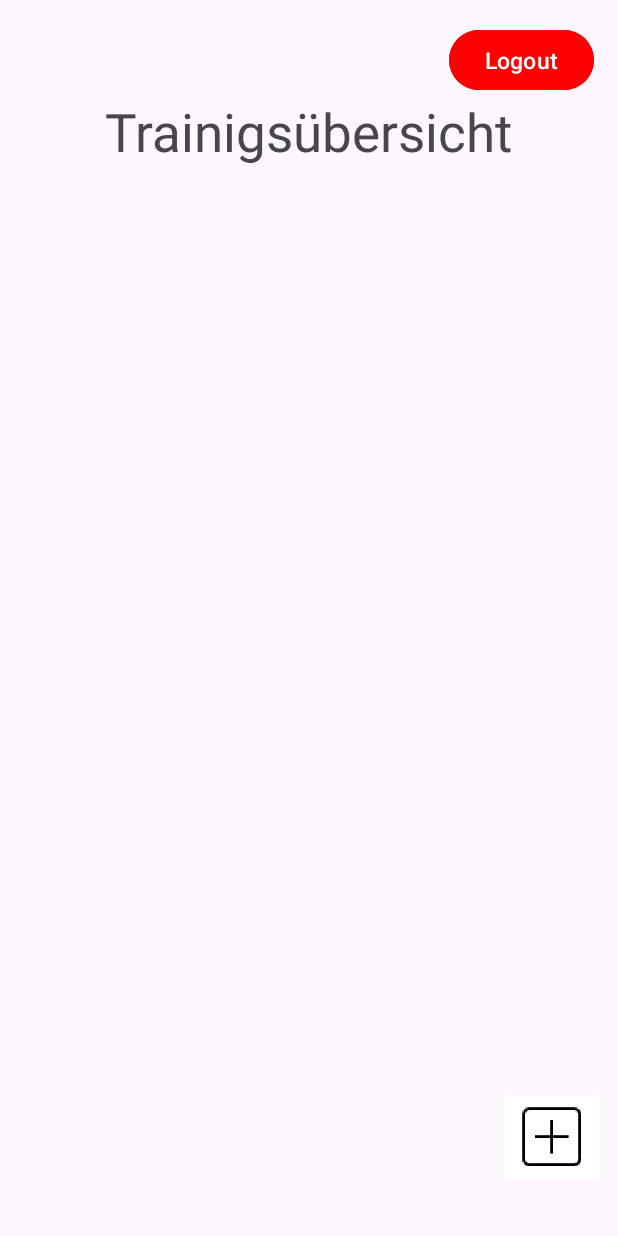
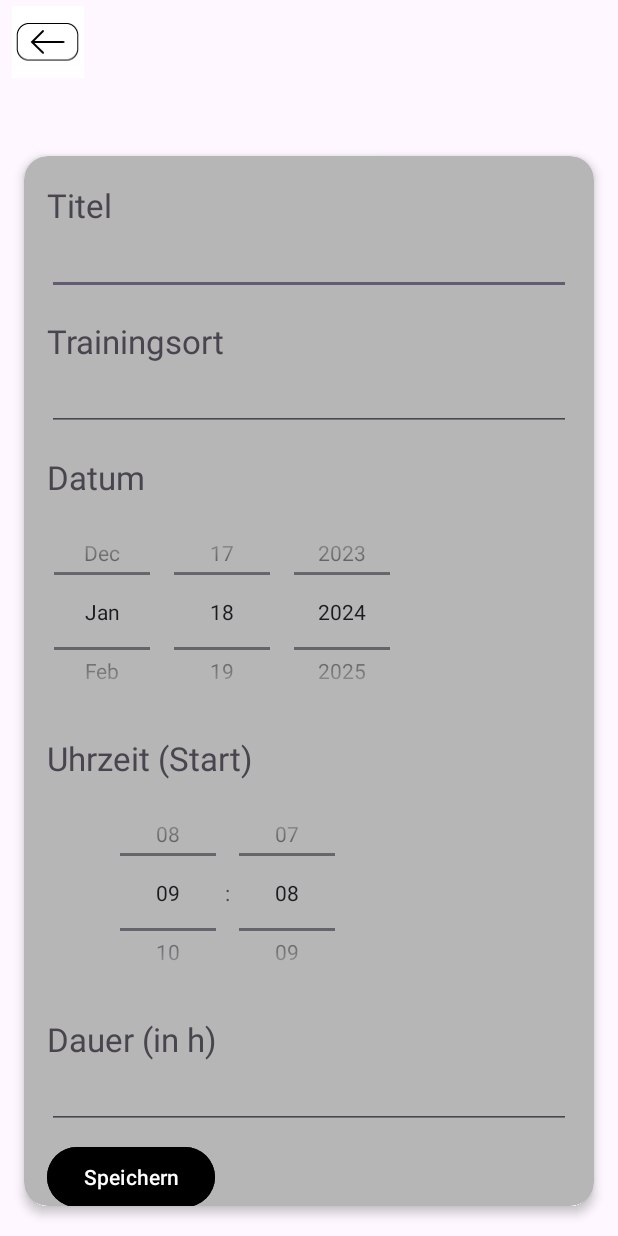
Before and after one commit to ElHurron/sma5-gc-hp, an Android app: the TrainingOverviewActivity screen opened directly, with no data from a screen before it, after a tap on an icon or button, on a phone screen of 412 x 824 dp. Run offline under Robolectric (Android 15) with nearby library versions, the light colour scheme and no system bars; our stand-ins replace Firebase (no records; nobody signed in at launch, a user with empty details on screens opened directly); 1 statement that could not run was skipped.

Commit message:
Added add function

```diff
--- a/SMA5Training/app/src/main/AndroidManifest.xml
+++ b/SMA5Training/app/src/main/AndroidManifest.xml
@@ -13,7 +13,7 @@
         android:theme="@style/Theme.SMA5Training"
         tools:targetApi="31">
         <activity
-            android:name=".create_training"
+            android:name=".ui.CreateTrainingActivity"
             android:exported="false" />
         <activity
             android:name=".activity_training_details_trainer"
--- a/SMA5Training/app/src/main/java/com/example/sma5/training/models/Training.kt
+++ b/SMA5Training/app/src/main/java/com/example/sma5/training/models/Training.kt
@@ -15,8 +15,9 @@ var zoneId = ZoneId.of("Europe/Paris")
 data class Training(
     var id: String = UUID.randomUUID().toString(),
     var title: String? = "",
-    var description: String = "",
+    var duration: Int = 0,
     var creator: String = "",
+    var location: String = "",
     var dateTime: String = SDF.format(Date.from(ZonedDateTime.now(zoneId).toInstant())),
     var acceptedUsers: List<String> = emptyList(),
     var declinedUsers: List<String> = emptyList(),
--- /dev/null
+++ b/SMA5Training/app/src/main/java/com/example/sma5/training/ui/CreateTrainingActivity.kt
@@ -0,0 +1,93 @@
+package com.example.sma5.training.ui
+
+import android.content.Context
+import android.content.Intent
+import android.os.Bundle
+import android.widget.Button
+import android.widget.DatePicker
+import android.widget.EditText
+import android.widget.ImageButton
+import android.widget.TimePicker
+import androidx.appcompat.app.AppCompatActivity
+import androidx.lifecycle.lifecycleScope
+import com.example.sma5.training.R
+import com.example.sma5.training.api.TrainingApiFactory
+import com.example.sma5.training.models.SDF
+import com.example.sma5.training.models.Training
+import kotlinx.coroutines.launch
+import java.util.Calendar
+
+
+class CreateTrainingActivity : AppCompatActivity() {
+
+    private lateinit var btnBack: ImageButton;
+    private lateinit var btnSave: Button
+    private lateinit var edtTrainingTitle: EditText;
+    private lateinit var datePicker: DatePicker;
+    private lateinit var timePicker: TimePicker;
+    private lateinit var edtLocation: EditText;
+    private lateinit var edtDuration: EditText
+
+    companion object {
+        private val UserName = "Username"
+        fun intent(context: Context, username: String)
+                = Intent(context, CreateTrainingActivity::class.java).apply {
+            this.addFlags(Intent.FLAG_ACTIVITY_CLEAR_TOP)
+            putExtra(UserName, username)
+        }
+    }
+
+    override fun onCreate(savedInstanceState: Bundle?) {
+        super.onCreate(savedInstanceState)
+        setContentView(R.layout.activity_create_training)
+
+        btnBack = findViewById(R.id.btnBack)
+        btnSave = findViewById(R.id.btnSave)
+        edtLocation = findViewById(R.id.edtLocation)
+        timePicker = findViewById(R.id.timePicker)
+        timePicker.setIs24HourView(true)
+        datePicker = findViewById(R.id.datePicker)
+        edtTrainingTitle = findViewById(R.id.edtTitle);
+        edtDuration = findViewById(R.id.edtDuration)
+
+        btnBack.setOnClickListener{
+            backToOverview()
+        }
+
+        btnSave.setOnClickListener {
+            saveTraining()
+            backToOverview()
+        }
+    }
+
+    private fun saveTraining() {
+
+        var newTraining = Training()
+        newTraining.creator = intent.getStringExtra(UserName)!!
+        newTraining.title = edtTrainingTitle.text.toString()
+        newTraining.duration = edtDuration.text.toString().toInt()
+
+        val day: Int = datePicker.dayOfMonth
+        val month: Int = datePicker.month
+        val year: Int = datePicker.year
+        val hour: Int = timePicker.hour
+        val minute: Int = timePicker.minute
+
+        val calendar: Calendar = Calendar.getInstance()
+        calendar.set(year, month, day, hour, minute, 0)
+
+        newTraining.dateTime = SDF.format(calendar.time)
+        newTraining.location = edtLocation.text.toString()
+
+        TrainingApiFactory.getApi().insertTraining(newTraining)
+    }
+
+    private fun backToOverview() {
+        lifecycleScope.launch {
+            var user = TrainingApiFactory.getApi().getUserByName(intent.getStringExtra(UserName)!!)!!
+            var intent = TrainingOverviewActivity.intent(this@CreateTrainingActivity, user);
+            intent.addFlags(Intent.FLAG_ACTIVITY_CLEAR_TOP)
+            startActivity(intent)
+        }
+    }
+}
--- a/SMA5Training/app/src/main/java/com/example/sma5/training/ui/TrainingDetailsActivity.kt
+++ b/SMA5Training/app/src/main/java/com/example/sma5/training/ui/TrainingDetailsActivity.kt
@@ -45,7 +45,7 @@ class TrainingDetailsActivity : AppCompatActivity() {
         lifecycleScope.launch {
             training = TrainingApiFactory.getApi().getTraining(intent.getStringExtra(Id)!!)!!
             txvDate.text = training.dateTime
-            txvLocation.text = training.description;
+            txvLocation.text = training.location;
             txvGroup.text = training.acceptedUsers.size.toString() + " haben zugesagt!"
             txvTitle.text = training.title
         }
--- a/SMA5Training/app/src/main/java/com/example/sma5/training/ui/TrainingOverviewActivity.kt
+++ b/SMA5Training/app/src/main/java/com/example/sma5/training/ui/TrainingOverviewActivity.kt
@@ -92,11 +92,9 @@ class TrainingOverviewActivity : AppCompatActivity() {
     }
 
     private fun addNewTraining() {
-        var t = Training()
-        t.title = "test"
-        t.description = "test"
-        t.creator = username
-        TrainingApiFactory.getApi().insertTraining(t)
+        var intent=CreateTrainingActivity.intent(this, username)
+        intent.addFlags(Intent.FLAG_ACTIVITY_CLEAR_TOP)
+        startActivity(intent)
     }
 
 
--- a/SMA5Training/app/src/main/res/layout/activity_create_training.xml
+++ b/SMA5Training/app/src/main/res/layout/activity_create_training.xml
@@ -4,7 +4,7 @@
     xmlns:tools="http://schemas.android.com/tools"
     android:layout_width="match_parent"
     android:layout_height="match_parent"
-    tools:context=".create_training">
+    tools:context=".ui.CreateTrainingActivity">
 
     <ImageButton
         android:id="@+id/btnBack"
@@ -34,7 +34,7 @@
     <androidx.cardview.widget.CardView
         android:id="@+id/cvwEditTraining"
         android:layout_width="0dp"
-        android:layout_height="620dp"
+        android:layout_height="700dp"
         android:layout_margin="16dp"
         android:layout_marginTop="100dp"
         app:cardCornerRadius="16dp"
@@ -53,15 +53,34 @@
             >
 
             <TextView
-                android:id="@+id/txvLocation"
+                android:id="@+id/txvTrainingTitle"
                 android:layout_width="match_parent"
                 android:layout_height="wrap_content"
-                android:text="Trainingsort"
+                android:text="Titel"
                 app:layout_constraintTop_toTopOf="parent"
                 app:layout_constraintStart_toStartOf="parent"
                 app:layout_constraintEnd_toEndOf="parent"
                 android:textSize="22dp"
                 android:layout_marginTop="@dimen/distance_small"/>
+
+            <EditText
+                android:id="@+id/edtTitle"
+                android:layout_width="match_parent"
+                android:layout_height="wrap_content"
+                app:layout_constraintStart_toStartOf="parent"
+                app:layout_constraintStart_toEndOf="parent"
+                app:layout_constraintTop_toBottomOf="@id/txvTrainingTitle"/>
+
+            <TextView
+                android:id="@+id/txvLocation"
+                android:layout_width="match_parent"
+                android:layout_height="wrap_content"
+                android:text="Trainingsort"
+                app:layout_constraintTop_toBottomOf="@id/edtTitle"
+                app:layout_constraintStart_toStartOf="parent"
+                app:layout_constraintEnd_toEndOf="parent"
+                android:textSize="22dp"
+                android:layout_marginTop="@dimen/distance_medium"/>
 
             <EditText
                 android:id="@+id/edtLocation"
```
Also changed, not shown: SMA5Training/app/src/main/java/com/example/sma5/training/create_training.kt (deleted, +0 -11 lines).
